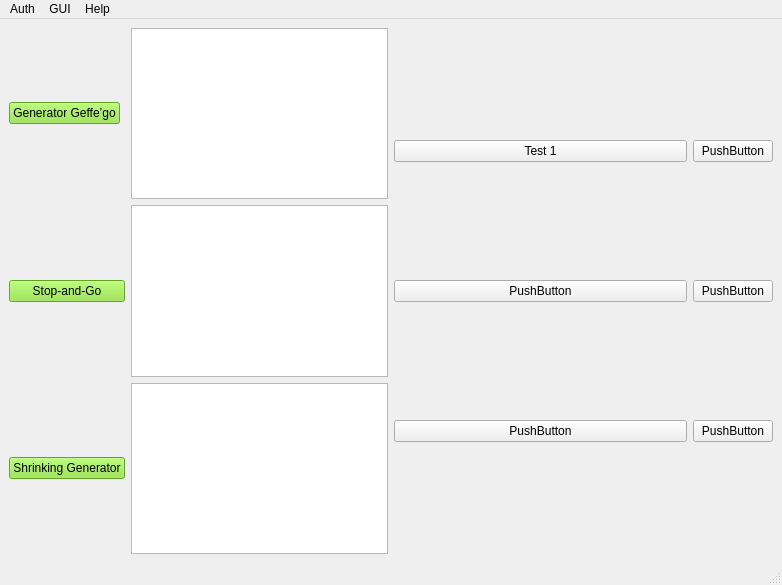
Qt form Kryptologia/Lab4/GUI_QT.ui (GrzegorzKrug/Studia_Python) before a commit.
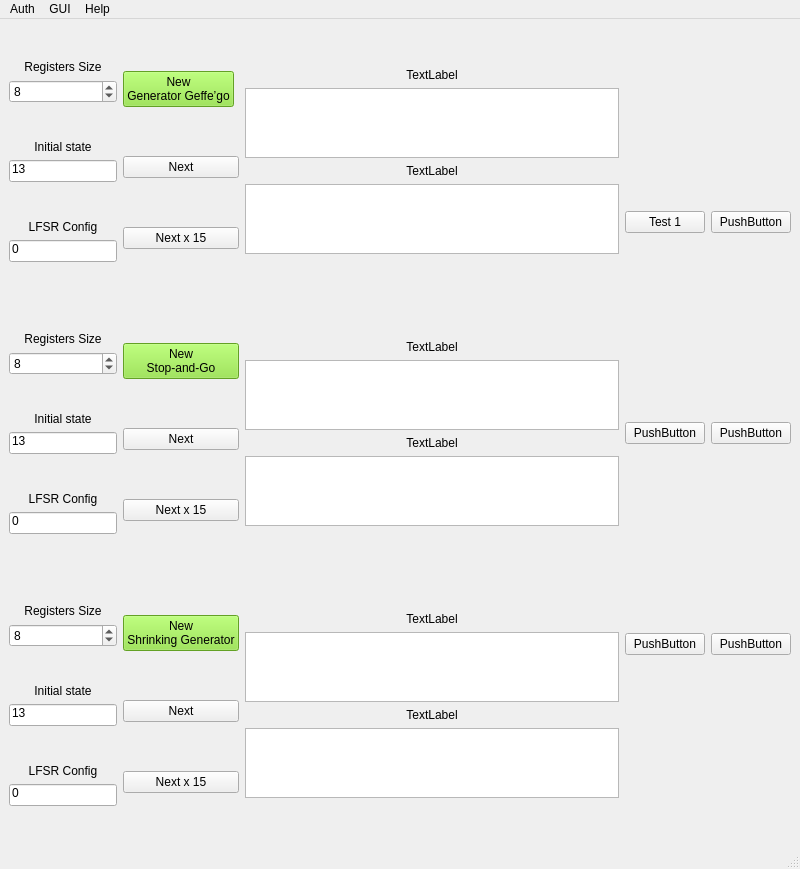
The same form after that commit.

The edit to the form file:
```diff
--- a/Kryptologia/Lab4/GUI_QT.ui
+++ b/Kryptologia/Lab4/GUI_QT.ui
@@ -6,15 +6,15 @@
    <rect>
     <x>0</x>
     <y>0</y>
-    <width>782</width>
-    <height>585</height>
+    <width>800</width>
+    <height>660</height>
    </rect>
   </property>
   <property name="windowTitle">
    <string>MainWindow</string>
   </property>
   <widget class="QWidget" name="centralwidget">
-   <layout class="QGridLayout" name="gridLayout">
+   <layout class="QGridLayout" name="gridLayout" columnstretch="3,1">
     <property name="sizeConstraint">
      <enum>QLayout::SetMinimumSize</enum>
     </property>
@@ -27,86 +27,879 @@
        <number>0</number>
       </property>
       <item row="0" column="0">
-       <layout class="QGridLayout" name="gridLayout_3" rowstretch="1,1,1" columnstretch="1,3">
+       <layout class="QGridLayout" name="grid_Generators" rowstretch="1,1,1" columnstretch="1,1,4">
         <property name="sizeConstraint">
          <enum>QLayout::SetDefaultConstraint</enum>
         </property>
         <item row="1" column="0">
-         <widget class="QPushButton" name="pushButton_run_stopsndgo">
-          <property name="styleSheet">
-           <string notr="true">background-color: rgb(138, 226, 52);</string>
-          </property>
-          <property name="text">
-           <string>Stop-and-Go</string>
-          </property>
-         </widget>
+         <layout class="QGridLayout" name="grid_config_stopandgo">
+          <item row="3" column="0">
+           <spacer name="verticalSpacer_3">
+            <property name="orientation">
+             <enum>Qt::Vertical</enum>
+            </property>
+            <property name="sizeHint" stdset="0">
+             <size>
+              <width>20</width>
+              <height>40</height>
+             </size>
+            </property>
+           </spacer>
+          </item>
+          <item row="5" column="0">
+           <widget class="QLineEdit" name="lineEdit_4">
+            <property name="sizePolicy">
+             <sizepolicy hsizetype="Minimum" vsizetype="Maximum">
+              <horstretch>0</horstretch>
+              <verstretch>0</verstretch>
+             </sizepolicy>
+            </property>
+            <property name="text">
+             <string>13</string>
+            </property>
+            <property name="alignment">
+             <set>Qt::AlignLeading|Qt::AlignLeft|Qt::AlignTop</set>
+            </property>
+           </widget>
+          </item>
+          <item row="0" column="0">
+           <spacer name="verticalSpacer_7">
+            <property name="orientation">
+             <enum>Qt::Vertical</enum>
+            </property>
+            <property name="sizeHint" stdset="0">
+             <size>
+              <width>20</width>
+              <height>40</height>
+             </size>
+            </property>
+           </spacer>
+          </item>
+          <item row="2" column="0">
+           <widget class="QSpinBox" name="spinBox_2">
+            <property name="sizePolicy">
+             <sizepolicy hsizetype="Minimum" vsizetype="Maximum">
+              <horstretch>0</horstretch>
+              <verstretch>0</verstretch>
+             </sizepolicy>
+            </property>
+            <property name="frame">
+             <bool>true</bool>
+            </property>
+            <property name="alignment">
+             <set>Qt::AlignLeading|Qt::AlignLeft|Qt::AlignVCenter</set>
+            </property>
+            <property name="minimum">
+             <number>1</number>
+            </property>
+            <property name="value">
+             <number>8</number>
+            </property>
+           </widget>
+          </item>
+          <item row="1" column="0">
+           <widget class="QLabel" name="label_9">
+            <property name="sizePolicy">
+             <sizepolicy hsizetype="Minimum" vsizetype="Maximum">
+              <horstretch>0</horstretch>
+              <verstretch>0</verstretch>
+             </sizepolicy>
+            </property>
+            <property name="frameShape">
+             <enum>QFrame::NoFrame</enum>
+            </property>
+            <property name="frameShadow">
+             <enum>QFrame::Plain</enum>
+            </property>
+            <property name="text">
+             <string>Registers Size</string>
+            </property>
+            <property name="alignment">
+             <set>Qt::AlignBottom|Qt::AlignHCenter</set>
+            </property>
+           </widget>
+          </item>
+          <item row="6" column="0">
+           <spacer name="verticalSpacer_4">
+            <property name="orientation">
+             <enum>Qt::Vertical</enum>
+            </property>
+            <property name="sizeHint" stdset="0">
+             <size>
+              <width>20</width>
+              <height>40</height>
+             </size>
+            </property>
+           </spacer>
+          </item>
+          <item row="7" column="0">
+           <widget class="QLabel" name="label_7">
+            <property name="sizePolicy">
+             <sizepolicy hsizetype="Minimum" vsizetype="Maximum">
+              <horstretch>0</horstretch>
+              <verstretch>0</verstretch>
+             </sizepolicy>
+            </property>
+            <property name="frameShape">
+             <enum>QFrame::NoFrame</enum>
+            </property>
+            <property name="frameShadow">
+             <enum>QFrame::Plain</enum>
+            </property>
+            <property name="text">
+             <string>LFSR Config</string>
+            </property>
+            <property name="alignment">
+             <set>Qt::AlignBottom|Qt::AlignHCenter</set>
+            </property>
+           </widget>
+          </item>
+          <item row="8" column="0">
+           <widget class="QLineEdit" name="lineEdit_5">
+            <property name="sizePolicy">
+             <sizepolicy hsizetype="Minimum" vsizetype="Maximum">
+              <horstretch>0</horstretch>
+              <verstretch>0</verstretch>
+             </sizepolicy>
+            </property>
+            <property name="text">
+             <string>0</string>
+            </property>
+            <property name="alignment">
+             <set>Qt::AlignLeading|Qt::AlignLeft|Qt::AlignTop</set>
+            </property>
+           </widget>
+          </item>
+          <item row="4" column="0">
+           <widget class="QLabel" name="label_8">
+            <property name="sizePolicy">
+             <sizepolicy hsizetype="Minimum" vsizetype="Maximum">
+              <horstretch>0</horstretch>
+              <verstretch>0</verstretch>
+             </sizepolicy>
+            </property>
+            <property name="frameShape">
+             <enum>QFrame::NoFrame</enum>
+            </property>
+            <property name="frameShadow">
+             <enum>QFrame::Plain</enum>
+            </property>
+            <property name="text">
+             <string>Initial state</string>
+            </property>
+            <property name="alignment">
+             <set>Qt::AlignBottom|Qt::AlignHCenter</set>
+            </property>
+           </widget>
+          </item>
+          <item row="9" column="0">
+           <spacer name="verticalSpacer_11">
+            <property name="orientation">
+             <enum>Qt::Vertical</enum>
+            </property>
+            <property name="sizeHint" stdset="0">
+             <size>
+              <width>20</width>
+              <height>40</height>
+             </size>
+            </property>
+           </spacer>
+          </item>
+         </layout>
         </item>
         <item row="0" column="0">
-         <widget class="QPushButton" name="pushButton_run_Geffe">
-          <property name="sizePolicy">
-           <sizepolicy hsizetype="Maximum" vsizetype="Maximum">
-            <horstretch>0</horstretch>
-            <verstretch>0</verstretch>
-           </sizepolicy>
-          </property>
-          <property name="styleSheet">
-           <string notr="true">background-color: rgb(138, 226, 52);</string>
-          </property>
-          <property name="text">
-           <string>Generator Geffe’go</string>
-          </property>
-         </widget>
+         <layout class="QGridLayout" name="grid_config_geffe" rowstretch="1,0,0,0,0,0,0,0,0,0,0">
+          <item row="5" column="0">
+           <widget class="QLabel" name="label_2">
+            <property name="sizePolicy">
+             <sizepolicy hsizetype="Minimum" vsizetype="Maximum">
+              <horstretch>0</horstretch>
+              <verstretch>0</verstretch>
+             </sizepolicy>
+            </property>
+            <property name="frameShape">
+             <enum>QFrame::NoFrame</enum>
+            </property>
+            <property name="frameShadow">
+             <enum>QFrame::Plain</enum>
+            </property>
+            <property name="text">
+             <string>Initial state</string>
+            </property>
+            <property name="alignment">
+             <set>Qt::AlignBottom|Qt::AlignHCenter</set>
+            </property>
+           </widget>
+          </item>
+          <item row="2" column="0">
+           <widget class="QLabel" name="label">
+            <property name="sizePolicy">
+             <sizepolicy hsizetype="Minimum" vsizetype="Maximum">
+              <horstretch>0</horstretch>
+              <verstretch>0</verstretch>
+             </sizepolicy>
+            </property>
+            <property name="frameShape">
+             <enum>QFrame::NoFrame</enum>
+            </property>
+            <property name="frameShadow">
+             <enum>QFrame::Plain</enum>
+            </property>
+            <property name="text">
+             <string>Registers Size</string>
+            </property>
+            <property name="alignment">
+             <set>Qt::AlignBottom|Qt::AlignHCenter</set>
+            </property>
+           </widget>
+          </item>
+          <item row="9" column="0">
+           <widget class="QLineEdit" name="lineEdit_3">
+            <property name="sizePolicy">
+             <sizepolicy hsizetype="Minimum" vsizetype="Maximum">
+              <horstretch>0</horstretch>
+              <verstretch>0</verstretch>
+             </sizepolicy>
+            </property>
+            <property name="text">
+             <string>0</string>
+            </property>
+            <property name="alignment">
+             <set>Qt::AlignLeading|Qt::AlignLeft|Qt::AlignTop</set>
+            </property>
+           </widget>
+          </item>
+          <item row="10" column="0">
+           <spacer name="verticalSpacer_10">
+            <property name="orientation">
+             <enum>Qt::Vertical</enum>
+            </property>
+            <property name="sizeHint" stdset="0">
+             <size>
+              <width>20</width>
+              <height>40</height>
+             </size>
+            </property>
+           </spacer>
+          </item>
+          <item row="7" column="0">
+           <spacer name="verticalSpacer_2">
+            <property name="orientation">
+             <enum>Qt::Vertical</enum>
+            </property>
+            <property name="sizeHint" stdset="0">
+             <size>
+              <width>20</width>
+              <height>40</height>
+             </size>
+            </property>
+           </spacer>
+          </item>
+          <item row="8" column="0">
+           <widget class="QLabel" name="label_3">
+            <property name="sizePolicy">
+             <sizepolicy hsizetype="Minimum" vsizetype="Maximum">
+              <horstretch>0</horstretch>
+              <verstretch>0</verstretch>
+             </sizepolicy>
+            </property>
+            <property name="frameShape">
+             <enum>QFrame::NoFrame</enum>
+            </property>
+            <property name="frameShadow">
+             <enum>QFrame::Plain</enum>
+            </property>
+            <property name="text">
+             <string>LFSR Config</string>
+            </property>
+            <property name="alignment">
+             <set>Qt::AlignBottom|Qt::AlignHCenter</set>
+            </property>
+           </widget>
+          </item>
+          <item row="3" column="0">
+           <widget class="QSpinBox" name="spinBox">
+            <property name="sizePolicy">
+             <sizepolicy hsizetype="Minimum" vsizetype="Maximum">
+              <horstretch>0</horstretch>
+              <verstretch>0</verstretch>
+             </sizepolicy>
+            </property>
+            <property name="frame">
+             <bool>true</bool>
+            </property>
+            <property name="alignment">
+             <set>Qt::AlignLeading|Qt::AlignLeft|Qt::AlignVCenter</set>
+            </property>
+            <property name="minimum">
+             <number>1</number>
+            </property>
+            <property name="value">
+             <number>8</number>
+            </property>
+           </widget>
+          </item>
+          <item row="4" column="0">
+           <spacer name="verticalSpacer">
+            <property name="orientation">
+             <enum>Qt::Vertical</enum>
+            </property>
+            <property name="sizeHint" stdset="0">
+             <size>
+              <width>20</width>
+              <height>40</height>
+             </size>
+            </property>
+           </spacer>
+          </item>
+          <item row="0" column="0">
+           <spacer name="verticalSpacer_9">
+            <property name="orientation">
+             <enum>Qt::Vertical</enum>
+            </property>
+            <property name="sizeHint" stdset="0">
+             <size>
+              <width>20</width>
+              <height>40</height>
+             </size>
+            </property>
+           </spacer>
+          </item>
+          <item row="6" column="0">
+           <widget class="QLineEdit" name="lineEdit_2">
+            <property name="sizePolicy">
+             <sizepolicy hsizetype="Minimum" vsizetype="Maximum">
+              <horstretch>0</horstretch>
+              <verstretch>0</verstretch>
+             </sizepolicy>
+            </property>
+            <property name="text">
+             <string>13</string>
+            </property>
+            <property name="alignment">
+             <set>Qt::AlignLeading|Qt::AlignLeft|Qt::AlignTop</set>
+            </property>
+           </widget>
+          </item>
+          <item row="1" column="0">
+           <spacer name="verticalSpacer_13">
+            <property name="orientation">
+             <enum>Qt::Vertical</enum>
+            </property>
+            <property name="sizeHint" stdset="0">
+             <size>
+              <width>20</width>
+              <height>40</height>
+             </size>
+            </property>
+           </spacer>
+          </item>
+         </layout>
         </item>
         <item row="0" column="1">
-         <widget class="QTextBrowser" name="textBrowser_3">
-          <property name="minimumSize">
-           <size>
-            <width>100</width>
-            <height>20</height>
-           </size>
-          </property>
-         </widget>
-        </item>
-        <item row="2" column="1">
-         <widget class="QTextBrowser" name="textBrowser_2">
-          <property name="minimumSize">
-           <size>
-            <width>100</width>
-            <height>20</height>
-           </size>
-          </property>
-         </widget>
+         <layout class="QVBoxLayout" name="verticalLayout_geffe">
+          <item>
+           <widget class="QPushButton" name="pushButton_run_Geffe">
+            <property name="sizePolicy">
+             <sizepolicy hsizetype="Maximum" vsizetype="Maximum">
+              <horstretch>0</horstretch>
+              <verstretch>0</verstretch>
+             </sizepolicy>
+            </property>
+            <property name="styleSheet">
+             <string notr="true">background-color: rgb(138, 226, 52);</string>
+            </property>
+            <property name="text">
+             <string>New
+Generator Geffe’go</string>
+            </property>
+           </widget>
+          </item>
+          <item>
+           <widget class="QPushButton" name="pushButton_7">
+            <property name="text">
+             <string>Next</string>
+            </property>
+           </widget>
+          </item>
+          <item>
+           <widget class="QPushButton" name="pushButton_8">
+            <property name="text">
+             <string>Next x 15</string>
+            </property>
+           </widget>
+          </item>
+         </layout>
         </item>
         <item row="1" column="1">
-         <widget class="QTextBrowser" name="textBrowser">
-          <property name="minimumSize">
-           <size>
-            <width>100</width>
-            <height>20</height>
-           </size>
-          </property>
-         </widget>
+         <layout class="QVBoxLayout" name="verticalLayout_stopandgo">
+          <item>
+           <widget class="QPushButton" name="pushButton_run_stopsndgo">
+            <property name="styleSheet">
+             <string notr="true">background-color: rgb(138, 226, 52);</string>
+            </property>
+            <property name="text">
+             <string>New
+Stop-and-Go</string>
+            </property>
+           </widget>
+          </item>
+          <item>
+           <widget class="QPushButton" name="pushButton_10">
+            <property name="text">
+             <string>Next</string>
+            </property>
+           </widget>
+          </item>
+          <item>
+           <widget class="QPushButton" name="pushButton_9">
+            <property name="text">
+             <string>Next x 15</string>
+            </property>
+           </widget>
+          </item>
+         </layout>
+        </item>
+        <item row="2" column="1">
+         <layout class="QVBoxLayout" name="verticalLayout_shrinking">
+          <item>
+           <widget class="QPushButton" name="pushButton_run_shrinking">
+            <property name="styleSheet">
+             <string notr="true">background-color: rgb(138, 226, 52);</string>
+            </property>
+            <property name="text">
+             <string>New
+Shrinking Generator</string>
+            </property>
+           </widget>
+          </item>
+          <item>
+           <widget class="QPushButton" name="pushButton_12">
+            <property name="text">
+             <string>Next</string>
+            </property>
+           </widget>
+          </item>
+          <item>
+           <widget class="QPushButton" name="pushButton_11">
+            <property name="text">
+             <string>Next x 15</string>
+            </property>
+           </widget>
+          </item>
+         </layout>
         </item>
         <item row="2" column="0">
-         <widget class="QPushButton" name="pushButton_run_shrinking">
-          <property name="styleSheet">
-           <string notr="true">background-color: rgb(138, 226, 52);</string>
-          </property>
-          <property name="text">
-           <string>Shrinking Generator</string>
-          </property>
-         </widget>
+         <layout class="QGridLayout" name="grid_config_shrinking">
+          <item row="1" column="0">
+           <widget class="QLabel" name="label_4">
+            <property name="sizePolicy">
+             <sizepolicy hsizetype="Minimum" vsizetype="Maximum">
+              <horstretch>0</horstretch>
+              <verstretch>0</verstretch>
+             </sizepolicy>
+            </property>
+            <property name="frameShape">
+             <enum>QFrame::NoFrame</enum>
+            </property>
+            <property name="frameShadow">
+             <enum>QFrame::Plain</enum>
+            </property>
+            <property name="text">
+             <string>Registers Size</string>
+            </property>
+            <property name="alignment">
+             <set>Qt::AlignBottom|Qt::AlignHCenter</set>
+            </property>
+           </widget>
+          </item>
+          <item row="4" column="0">
+           <widget class="QLabel" name="label_5">
+            <property name="sizePolicy">
+             <sizepolicy hsizetype="Minimum" vsizetype="Maximum">
+              <horstretch>0</horstretch>
+              <verstretch>0</verstretch>
+             </sizepolicy>
+            </property>
+            <property name="frameShape">
+             <enum>QFrame::NoFrame</enum>
+            </property>
+            <property name="frameShadow">
+             <enum>QFrame::Plain</enum>
+            </property>
+            <property name="text">
+             <string>Initial state</string>
+            </property>
+            <property name="alignment">
+             <set>Qt::AlignBottom|Qt::AlignHCenter</set>
+            </property>
+           </widget>
+          </item>
+          <item row="7" column="0">
+           <widget class="QLabel" name="label_6">
+            <property name="sizePolicy">
+             <sizepolicy hsizetype="Minimum" vsizetype="Maximum">
+              <horstretch>0</horstretch>
+              <verstretch>0</verstretch>
+             </sizepolicy>
+            </property>
+            <property name="frameShape">
+             <enum>QFrame::NoFrame</enum>
+            </property>
+            <property name="frameShadow">
+             <enum>QFrame::Plain</enum>
+            </property>
+            <property name="text">
+             <string>LFSR Config</string>
+            </property>
+            <property name="alignment">
+             <set>Qt::AlignBottom|Qt::AlignHCenter</set>
+            </property>
+           </widget>
+          </item>
+          <item row="6" column="0">
+           <spacer name="verticalSpacer_6">
+            <property name="orientation">
+             <enum>Qt::Vertical</enum>
+            </property>
+            <property name="sizeHint" stdset="0">
+             <size>
+              <width>20</width>
+              <height>40</height>
+             </size>
+            </property>
+           </spacer>
+          </item>
+          <item row="5" column="0">
+           <widget class="QLineEdit" name="lineEdit_6">
+            <property name="sizePolicy">
+             <sizepolicy hsizetype="Minimum" vsizetype="Maximum">
+              <horstretch>0</horstretch>
+              <verstretch>0</verstretch>
+             </sizepolicy>
+            </property>
+            <property name="layoutDirection">
+             <enum>Qt::LeftToRight</enum>
+            </property>
+            <property name="text">
+             <string>13</string>
+            </property>
+            <property name="alignment">
+             <set>Qt::AlignLeading|Qt::AlignLeft|Qt::AlignTop</set>
+            </property>
+           </widget>
+          </item>
+          <item row="2" column="0">
+           <widget class="QSpinBox" name="spinBox_3">
+            <property name="sizePolicy">
+             <sizepolicy hsizetype="Minimum" vsizetype="Maximum">
+              <horstretch>0</horstretch>
+              <verstretch>0</verstretch>
+             </sizepolicy>
+            </property>
+            <property name="frame">
+             <bool>true</bool>
+            </property>
+            <property name="alignment">
+             <set>Qt::AlignLeading|Qt::AlignLeft|Qt::AlignVCenter</set>
+            </property>
+            <property name="minimum">
+             <number>1</number>
+            </property>
+            <property name="value">
+             <number>8</number>
+            </property>
+           </widget>
+          </item>
+          <item row="8" column="0">
+           <widget class="QLineEdit" name="lineEdit_7">
+            <property name="sizePolicy">
+             <sizepolicy hsizetype="Minimum" vsizetype="Maximum">
+              <horstretch>0</horstretch>
+              <verstretch>0</verstretch>
+             </sizepolicy>
+            </property>
+            <property name="text">
+             <string>0</string>
+            </property>
+            <property name="alignment">
+             <set>Qt::AlignLeading|Qt::AlignLeft|Qt::AlignTop</set>
+            </property>
+           </widget>
+          </item>
+          <item row="0" column="0">
+           <spacer name="verticalSpacer_8">
+            <property name="orientation">
+             <enum>Qt::Vertical</enum>
+            </property>
+            <property name="sizeHint" stdset="0">
+             <size>
+              <width>20</width>
+              <height>40</height>
+             </size>
+            </property>
+           </spacer>
+          </item>
+          <item row="3" column="0">
+           <spacer name="verticalSpacer_5">
+            <property name="orientation">
+             <enum>Qt::Vertical</enum>
+            </property>
+            <property name="sizeHint" stdset="0">
+             <size>
+              <width>20</width>
+              <height>40</height>
+             </size>
+            </property>
+           </spacer>
+          </item>
+          <item row="9" column="0">
+           <spacer name="verticalSpacer_12">
+            <property name="orientation">
+             <enum>Qt::Vertical</enum>
+            </property>
+            <property name="sizeHint" stdset="0">
+             <size>
+              <width>20</width>
+              <height>40</height>
+             </size>
+            </property>
+           </spacer>
+          </item>
+         </layout>
+        </item>
+        <item row="0" column="2">
+         <layout class="QVBoxLayout" name="verticalLayout_out_geffe" stretch="0,1,1,1,1,0">
+          <item>
+           <spacer name="verticalSpacer_14">
+            <property name="orientation">
+             <enum>Qt::Vertical</enum>
+            </property>
+            <property name="sizeType">
+             <enum>QSizePolicy::Minimum</enum>
+            </property>
+            <property name="sizeHint" stdset="0">
+             <size>
+              <width>20</width>
+              <height>40</height>
+             </size>
+            </property>
+           </spacer>
+          </item>
+          <item>
+           <widget class="QLabel" name="label_10">
+            <property name="sizePolicy">
+             <sizepolicy hsizetype="Minimum" vsizetype="Maximum">
+              <horstretch>0</horstretch>
+              <verstretch>0</verstretch>
+             </sizepolicy>
+            </property>
+            <property name="text">
+             <string>TextLabel</string>
+            </property>
+            <property name="alignment">
+             <set>Qt::AlignBottom|Qt::AlignHCenter</set>
+            </property>
+           </widget>
+          </item>
+          <item>
+           <widget class="QTextBrowser" name="textBrowser"/>
+          </item>
+          <item>
+           <widget class="QLabel" name="label_11">
+            <property name="sizePolicy">
+             <sizepolicy hsizetype="Minimum" vsizetype="Maximum">
+              <horstretch>0</horstretch>
+              <verstretch>0</verstretch>
+             </sizepolicy>
+            </property>
+            <property name="text">
+             <string>TextLabel</string>
+            </property>
+            <property name="alignment">
+             <set>Qt::AlignBottom|Qt::AlignHCenter</set>
+            </property>
+           </widget>
+          </item>
+          <item>
+           <widget class="QTextBrowser" name="textBrowser_2"/>
+          </item>
+          <item>
+           <spacer name="verticalSpacer_15">
+            <property name="orientation">
+             <enum>Qt::Vertical</enum>
+            </property>
+            <property name="sizeType">
+             <enum>QSizePolicy::Minimum</enum>
+            </property>
+            <property name="sizeHint" stdset="0">
+             <size>
+              <width>20</width>
+              <height>40</height>
+             </size>
+            </property>
+           </spacer>
+          </item>
+         </layout>
+        </item>
+        <item row="1" column="2">
+         <layout class="QVBoxLayout" name="verticalLayout_out_stopandgo">
+          <item>
+           <spacer name="verticalSpacer_16">
+            <property name="orientation">
+             <enum>Qt::Vertical</enum>
+            </property>
+            <property name="sizeType">
+             <enum>QSizePolicy::Minimum</enum>
+            </property>
+            <property name="sizeHint" stdset="0">
+             <size>
+              <width>20</width>
+              <height>40</height>
+             </size>
+            </property>
+           </spacer>
+          </item>
+          <item>
+           <widget class="QLabel" name="label_12">
+            <property name="sizePolicy">
+             <sizepolicy hsizetype="Minimum" vsizetype="Maximum">
+              <horstretch>0</horstretch>
+              <verstretch>0</verstretch>
+             </sizepolicy>
+            </property>
+            <property name="text">
+             <string>TextLabel</string>
+            </property>
+            <property name="alignment">
+             <set>Qt::AlignBottom|Qt::AlignHCenter</set>
+            </property>
+           </widget>
+          </item>
+          <item>
+           <widget class="QTextBrowser" name="textBrowser_5"/>
+          </item>
+          <item>
+           <widget class="QLabel" name="label_13">
+            <property name="sizePolicy">
+             <sizepolicy hsizetype="Minimum" vsizetype="Maximum">
+              <horstretch>0</horstretch>
+              <verstretch>0</verstretch>
+             </sizepolicy>
+            </property>
+            <property name="text">
+             <string>TextLabel</string>
+            </property>
+            <property name="alignment">
+             <set>Qt::AlignBottom|Qt::AlignHCenter</set>
+            </property>
+           </widget>
+          </item>
+          <item>
+           <widget class="QTextBrowser" name="textBrowser_6"/>
+          </item>
+          <item>
+           <spacer name="verticalSpacer_17">
+            <property name="orientation">
+             <enum>Qt::Vertical</enum>
+            </property>
+            <property name="sizeType">
+             <enum>QSizePolicy::Minimum</enum>
+            </property>
+            <property name="sizeHint" stdset="0">
+             <size>
+              <width>20</width>
+              <height>40</height>
+             </size>
+            </property>
+           </spacer>
+          </item>
+         </layout>
+        </item>
+        <item row="2" column="2">
+         <layout class="QVBoxLayout" name="verticalLayout_out_shrikning">
+          <item>
+           <spacer name="verticalSpacer_18">
+            <property name="orientation">
+             <enum>Qt::Vertical</enum>
+            </property>
+            <property name="sizeType">
+             <enum>QSizePolicy::Minimum</enum>
+            </property>
+            <property name="sizeHint" stdset="0">
+             <size>
+              <width>20</width>
+              <height>40</height>
+             </size>
+            </property>
+           </spacer>
+          </item>
+          <item>
+           <widget class="QLabel" name="label_14">
+            <property name="sizePolicy">
+             <sizepolicy hsizetype="Minimum" vsizetype="Maximum">
+              <horstretch>0</horstretch>
+              <verstretch>0</verstretch>
+             </sizepolicy>
+            </property>
+            <property name="text">
+             <string>TextLabel</string>
+            </property>
+            <property name="alignment">
+             <set>Qt::AlignBottom|Qt::AlignHCenter</set>
+            </property>
+           </widget>
+          </item>
+          <item>
+           <widget class="QTextBrowser" name="textBrowser_3"/>
+          </item>
+          <item>
+           <widget class="QLabel" name="label_15">
+            <property name="sizePolicy">
+             <sizepolicy hsizetype="Minimum" vsizetype="Maximum">
+              <horstretch>0</horstretch>
+              <verstretch>0</verstretch>
+             </sizepolicy>
+            </property>
+            <property name="text">
+             <string>TextLabel</string>
+            </property>
+            <property name="alignment">
+             <set>Qt::AlignBottom|Qt::AlignHCenter</set>
+            </property>
+           </widget>
+          </item>
+          <item>
+           <widget class="QTextBrowser" name="textBrowser_4"/>
+          </item>
+          <item>
+           <spacer name="verticalSpacer_19">
+            <property name="orientation">
+             <enum>Qt::Vertical</enum>
+            </property>
+            <property name="sizeType">
+             <enum>QSizePolicy::Minimum</enum>
+            </property>
+            <property name="sizeHint" stdset="0">
+             <size>
+              <width>20</width>
+              <height>40</height>
+             </size>
+            </property>
+           </spacer>
+          </item>
+         </layout>
         </item>
        </layout>
       </item>
      </layout>
     </item>
     <item row="0" column="1">
-     <layout class="QGridLayout" name="gridLayout_2">
+     <layout class="QGridLayout" name="grid_Test" rowstretch="1,1,1" columnstretch="1,1">
       <item row="0" column="0">
        <widget class="QPushButton" name="pushButton">
         <property name="sizePolicy">
-         <sizepolicy hsizetype="Expanding" vsizetype="Fixed">
+         <sizepolicy hsizetype="Maximum" vsizetype="Fixed">
           <horstretch>0</horstretch>
           <verstretch>0</verstretch>
          </sizepolicy>
@@ -118,6 +911,12 @@
       </item>
       <item row="1" column="0">
        <widget class="QPushButton" name="pushButton_2">
+        <property name="sizePolicy">
+         <sizepolicy hsizetype="Maximum" vsizetype="Fixed">
+          <horstretch>0</horstretch>
+          <verstretch>0</verstretch>
+         </sizepolicy>
+        </property>
         <property name="text">
          <string>PushButton</string>
         </property>
@@ -125,6 +924,12 @@
       </item>
       <item row="2" column="0">
        <widget class="QPushButton" name="pushButton_3">
+        <property name="sizePolicy">
+         <sizepolicy hsizetype="Maximum" vsizetype="Fixed">
+          <horstretch>0</horstretch>
+          <verstretch>0</verstretch>
+         </sizepolicy>
+        </property>
         <property name="text">
          <string>PushButton</string>
         </property>
@@ -132,6 +937,12 @@
       </item>
       <item row="1" column="1">
        <widget class="QPushButton" name="pushButton_5">
+        <property name="sizePolicy">
+         <sizepolicy hsizetype="Maximum" vsizetype="Fixed">
+          <horstretch>0</horstretch>
+          <verstretch>0</verstretch>
+         </sizepolicy>
+        </property>
         <property name="text">
          <string>PushButton</string>
         </property>
@@ -139,6 +950,12 @@
       </item>
       <item row="0" column="1">
        <widget class="QPushButton" name="pushButton_4">
+        <property name="sizePolicy">
+         <sizepolicy hsizetype="Maximum" vsizetype="Fixed">
+          <horstretch>0</horstretch>
+          <verstretch>0</verstretch>
+         </sizepolicy>
+        </property>
         <property name="text">
          <string>PushButton</string>
         </property>
@@ -146,6 +963,12 @@
       </item>
       <item row="2" column="1">
        <widget class="QPushButton" name="pushButton_6">
+        <property name="sizePolicy">
+         <sizepolicy hsizetype="Maximum" vsizetype="Fixed">
+          <horstretch>0</horstretch>
+          <verstretch>0</verstretch>
+         </sizepolicy>
+        </property>
         <property name="text">
          <string>PushButton</string>
         </property>
@@ -160,7 +983,7 @@
     <rect>
      <x>0</x>
      <y>0</y>
-     <width>782</width>
+     <width>800</width>
      <height>22</height>
     </rect>
    </property>
```
